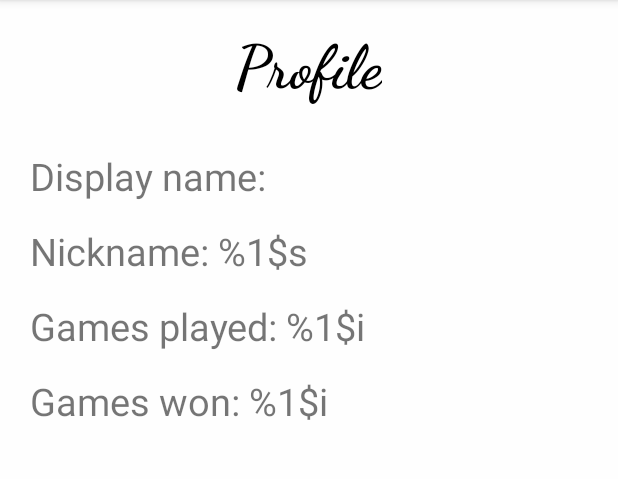
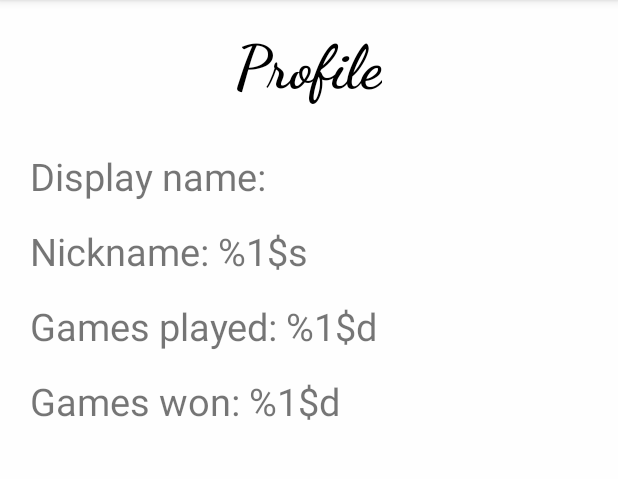
Before and after one commit to MarcoTUM/SocialGaming2022_Frontend, an Android app: the screen it shows after launch once a user with an empty profile is signed in (ProfileActivity), after a tap on "PROFILE", on a phone screen of 412 x 824 dp, the part 84-563 px from its top. Run offline under Robolectric (Android 15) with nearby library versions, the phone set to English and light mode, and no system bars; our stand-ins replace Firebase (no records; nobody signed in at launch, a user with empty details on screens opened directly), Volley; network calls fail.

```diff
--- a/app/src/main/java/com/example/socialgaming2022/activities/RegisterActivity.java
+++ b/app/src/main/java/com/example/socialgaming2022/activities/RegisterActivity.java
@@ -58,6 +58,7 @@ public class RegisterActivity extends AppCompatActivity {
         firebaseAuth.createUserWithEmailAndPassword(email, password).addOnCompleteListener(this, task -> {
             if(task.isSuccessful()) {
                 Log.d(TAG, "registerUser: User successfully registered in firebase!");
+                updateFirebaseUserProfile(nickname);
                 registerUserInSpringBackend(Objects.requireNonNull(firebaseAuth.getCurrentUser()).getUid(), nickname);
                 Toast.makeText(RegisterActivity.this, "Registration successful!", Toast.LENGTH_SHORT).show();
             } else {
@@ -65,7 +66,9 @@ public class RegisterActivity extends AppCompatActivity {
                 Toast.makeText(RegisterActivity.this, "Registration failed!", Toast.LENGTH_SHORT).show();
             }
         });
+    }
 
+    private void updateFirebaseUserProfile(String nickname) {
         // Create new user profile
         UserProfileChangeRequest profileUpdates = new UserProfileChangeRequest.Builder()
                 .setDisplayName(nickname)
--- a/app/src/main/java/com/example/socialgaming2022/activities/WelcomeActivity.java
+++ b/app/src/main/java/com/example/socialgaming2022/activities/WelcomeActivity.java
@@ -52,7 +52,7 @@ public class WelcomeActivity extends AppCompatActivity {
         }
 
         // Add nickname to welcome text
-        welcomeText.setText(currentUser.getDisplayName());
+        welcomeText.setText(getString(R.string.welcome, currentUser.getDisplayName()));
     }
 
     private void logoutUser() {
--- a/app/src/main/res/layout/activity_welcome.xml
+++ b/app/src/main/res/layout/activity_welcome.xml
@@ -34,7 +34,7 @@
         android:layout_centerInParent="true"
         android:textSize="26sp"
         android:textStyle="bold"
-        android:text="Welcome" />
+        android:text="@string/welcome" />
 
     <Button
         android:id="@+id/mapButton"
--- a/app/src/main/res/values/strings.xml
+++ b/app/src/main/res/values/strings.xml
@@ -4,7 +4,8 @@
     <string name="backButton">Back</string>
     <string name="display_name">"Display name: %1$s"</string>
     <string name="nickname">Nickname: %1$s</string>
-    <string name="games_played">Games played: %1$i</string>
-    <string name="games_won">Games won: %1$i</string>
+    <string name="games_played">Games played: %1$d</string>
+    <string name="games_won">Games won: %1$d</string>
     <string name="dark_theme">Dark theme </string>
+    <string name="welcome">Welcome %1$s</string>
 </resources>
```
Also changed, not shown: app/src/main/java/com/example/socialgaming2022/activities/ProfileActivity.java (+7 -7 lines).
